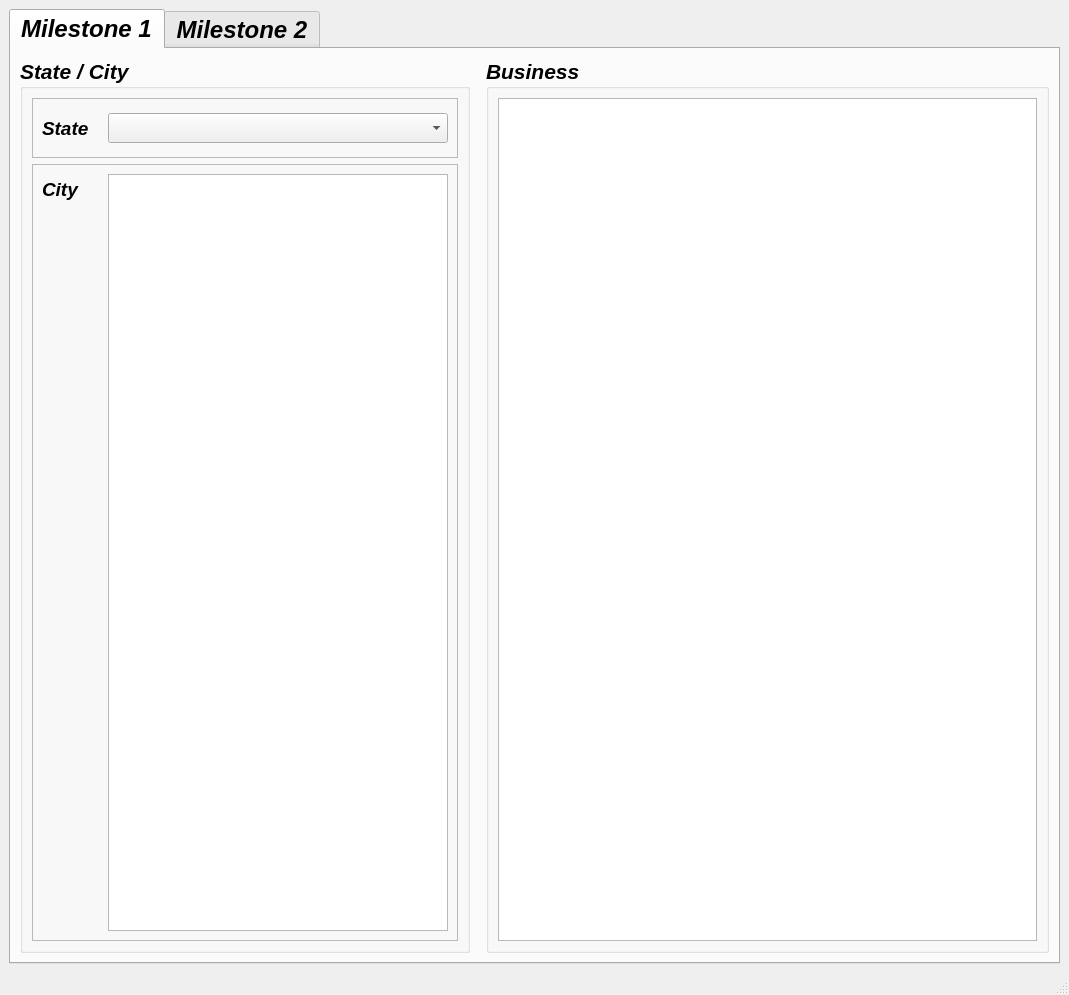
The window that MileStone1app/mw.ui (Harry908/Cpts_451) describes before a commit, drawn with Qt 5.
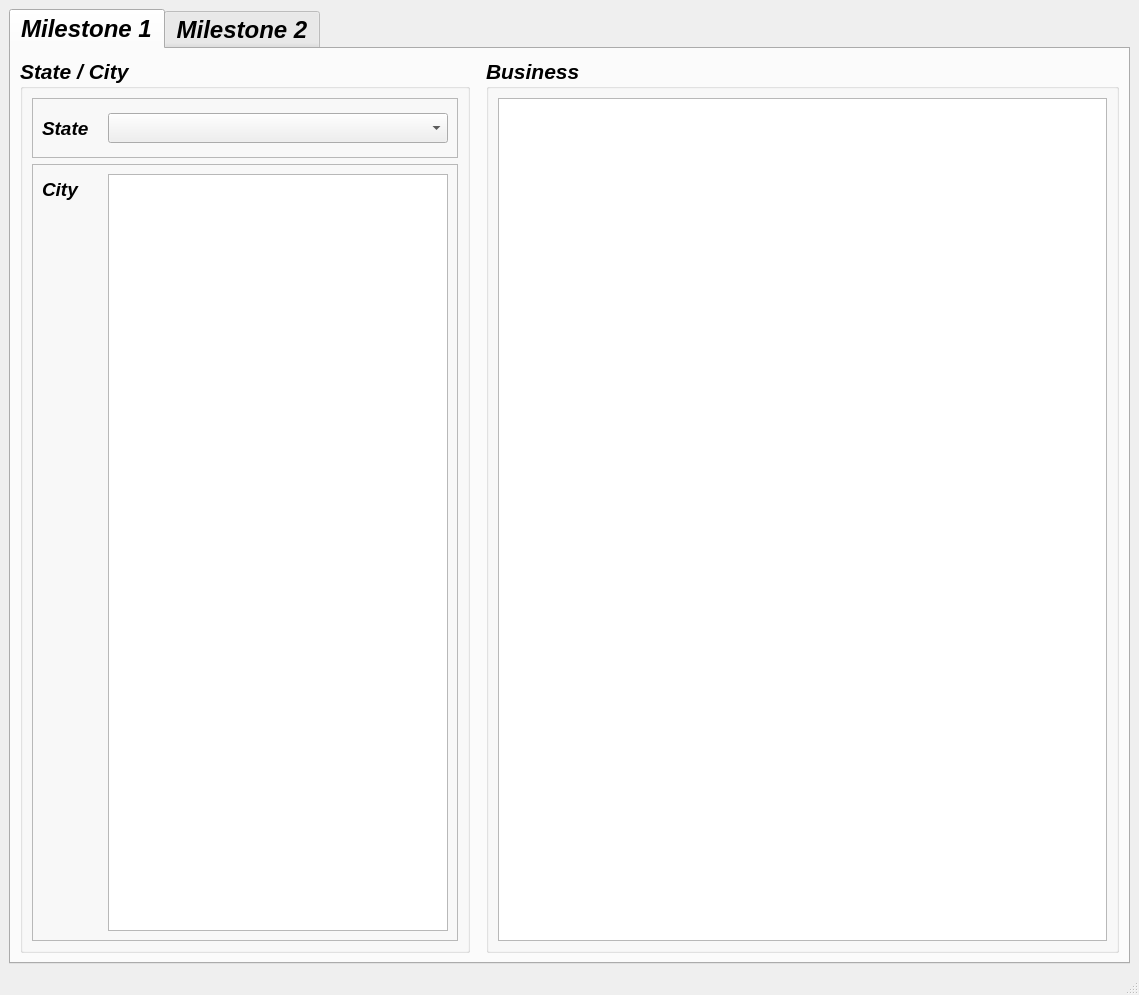
The same window after the commit.

Commit message: Finished ms1

```diff
--- a/MileStone1app/mw.ui
+++ b/MileStone1app/mw.ui
@@ -6,7 +6,7 @@
    <rect>
     <x>0</x>
     <y>0</y>
-    <width>1069</width>
+    <width>1139</width>
     <height>995</height>
    </rect>
   </property>
@@ -215,6 +215,15 @@
                <height>600</height>
               </size>
              </property>
+             <property name="font">
+              <font>
+               <family>Segoe UI</family>
+               <pointsize>14</pointsize>
+               <weight>50</weight>
+               <italic>false</italic>
+               <bold>false</bold>
+              </font>
+             </property>
              <attribute name="horizontalHeaderStretchLastSection">
               <bool>true</bool>
              </attribute>
```
Left out of the diff: 18 changed lines with no effect on the pictures. The commit also changes 1 other file.
